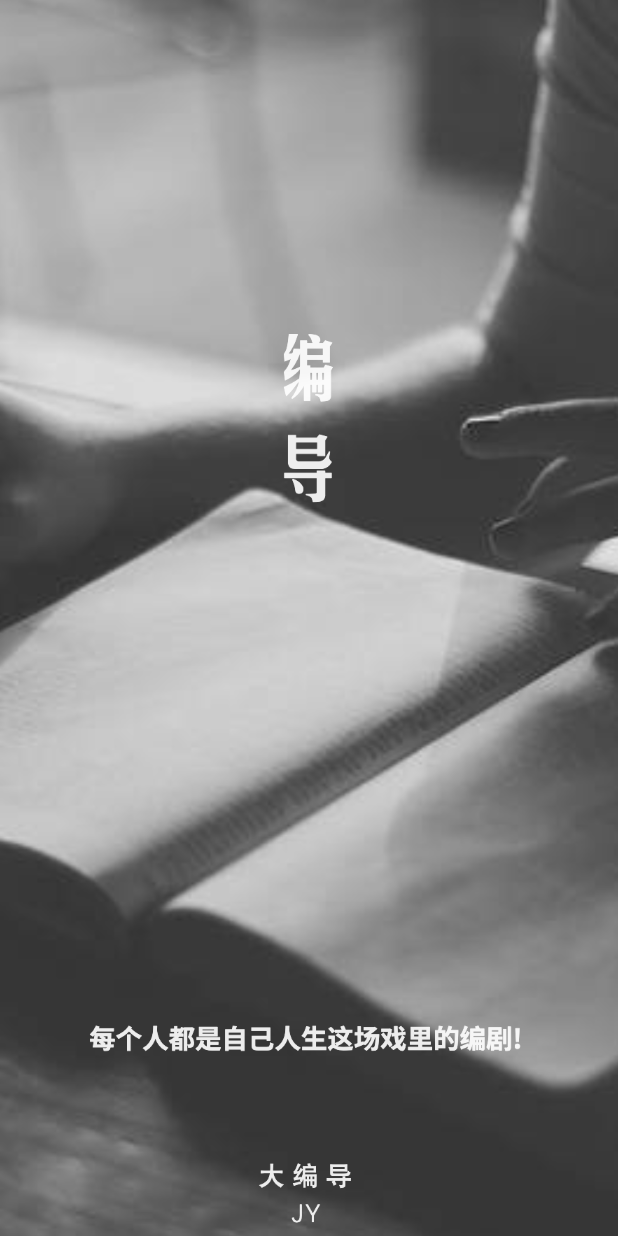
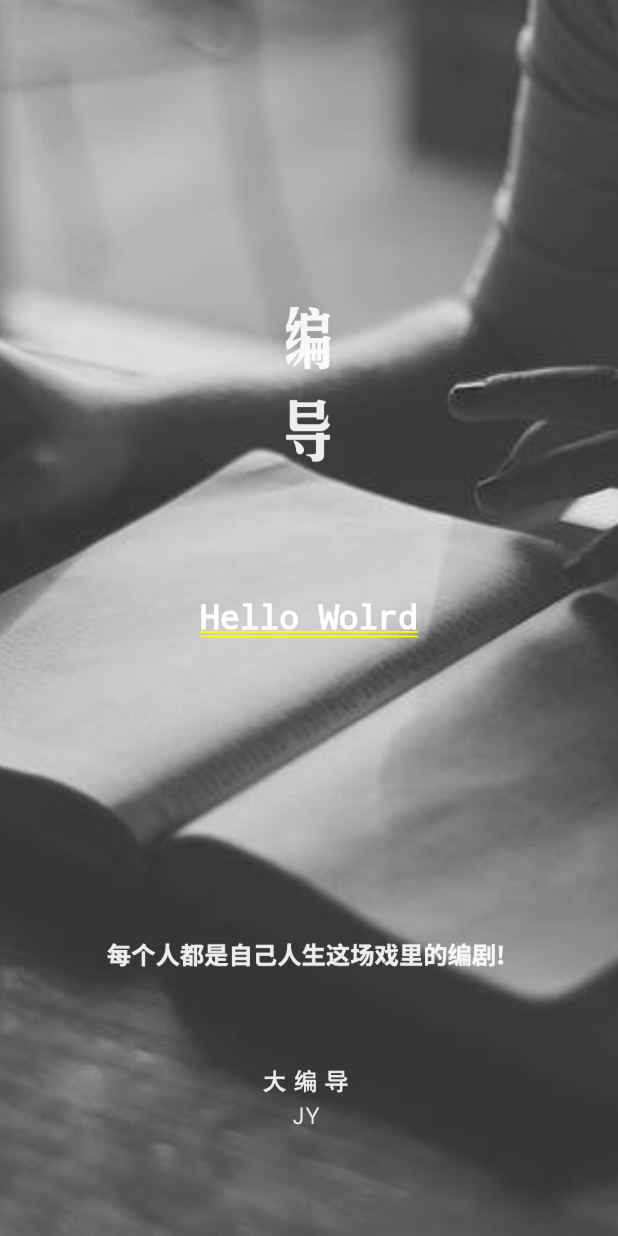
Before and after one commit to L-bo/whale_flutter, a Flutter app: the screen it shows after launch, on a phone screen of 412 x 824 dp. Run offline on Flutter 3.47's test engine with Material 2 defaults, Android fonts, the phone set to English and light mode, and no system bars.

Commit message:
修改背景图片显示效果

```diff
--- a/lib/main.dart
+++ b/lib/main.dart
@@ -28,18 +28,22 @@ class MyHomePage extends StatefulWidget {
 class _MyHomePageState extends State<MyHomePage> {
   @override
   Widget build(BuildContext context) {
-    return Column(
-      children: <Widget>[
-        new Container(
-          // TODO 这个地方显示背景图片还差屏幕适配
-          child: new Image.asset(
-            "images/icon_welcome.png",
-            fit: BoxFit.fitHeight,
-            width: 450,
-            height: 896,
+    return Container(
+          decoration: BoxDecoration(
+              image: DecorationImage(
+            image: AssetImage("images/icon_welcome.png"),
+            fit: BoxFit.cover,
+          )),
+          child: Center(
+            child: Text('Hello Wolrd', style: TextStyle(fontSize: 22.0, color: Colors.white),),
           ),
-        ),
-      ],
+//          // TODO 这个地方显示背景图片还差屏幕适配
+//          child: new Image.asset(
+//            "images/icon_welcome.png",
+//            fit: BoxFit.fitHeight,
+//            width: 450,
+//            height: 896,
+//          ),
     );
   }
 }
```
